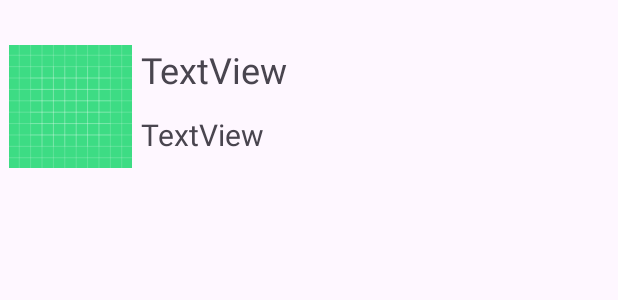
After one commit to Arivera03/Genshin, an Android app: the layout fragment_listapag1_personajes_genshin.xml on its own in the app's theme, with its tools: preview values and no code run, on a phone screen of 412 x 824 dp. The commit adds this screen. Shown: the top 300 px of the screen. Run offline under Robolectric (Android 15) with nearby library versions, the phone set to English and light mode, and no system bars.

Commit message:
no me salen los personajes

```diff
--- /dev/null
+++ b/app/src/main/res/layout/fragment_listapag1_personajes_genshin.xml
@@ -0,0 +1,48 @@
+<?xml version="1.0" encoding="utf-8"?>
+<androidx.constraintlayout.widget.ConstraintLayout xmlns:android="http://schemas.android.com/apk/res/android"
+    xmlns:app="http://schemas.android.com/apk/res-auto"
+    xmlns:tools="http://schemas.android.com/tools"
+    android:layout_width="match_parent"
+    android:layout_height="match_parent">
+
+    <LinearLayout
+        android:id="@+id/layoutInfo1"
+        android:layout_width="411dp"
+        android:layout_height="82dp"
+        android:layout_marginTop="30dp"
+        android:orientation="horizontal"
+        app:layout_constraintStart_toStartOf="parent"
+        app:layout_constraintTop_toTopOf="parent">
+
+        <ImageView
+            android:id="@+id/personajeImagen"
+            android:layout_width="188dp"
+            android:layout_height="wrap_content"
+            android:layout_weight="1"
+            app:srcCompat="@drawable/ic_launcher_background" />
+
+        <LinearLayout
+            android:id="@+id/layoutinfo2"
+            android:layout_width="match_parent"
+            android:layout_height="match_parent"
+            android:layout_weight="1"
+            android:orientation="vertical">
+
+            <TextView
+                android:id="@+id/personajeNombre"
+                android:layout_width="wrap_content"
+                android:layout_height="38dp"
+                android:layout_weight="1"
+                android:text="TextView"
+                android:textSize="24sp" />
+
+            <TextView
+                android:id="@+id/personajeRareza"
+                android:layout_width="wrap_content"
+                android:layout_height="wrap_content"
+                android:layout_weight="1"
+                android:text="TextView"
+                android:textSize="20sp" />
+        </LinearLayout>
+    </LinearLayout>
+</androidx.constraintlayout.widget.ConstraintLayout>
```
Also changed, not shown: app/src/main/java/com/example/genshin/FirstFragment.java (+15 -5 lines), app/src/main/java/com/example/genshin/adaptador.java (added, +38 -0 lines).
